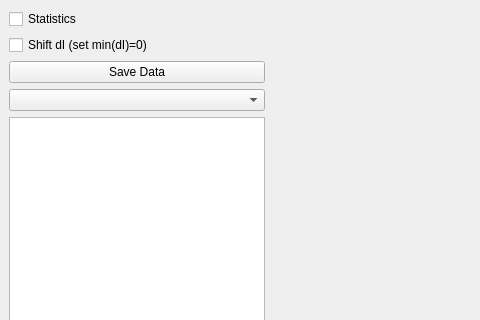
First picture: the form in GUI_STSviewer.ui, repository scholi/pyOmicron, before the edit; both pictures show x 0 to 480 and y 0 to 320 of the 1385 by 713 pixel window.
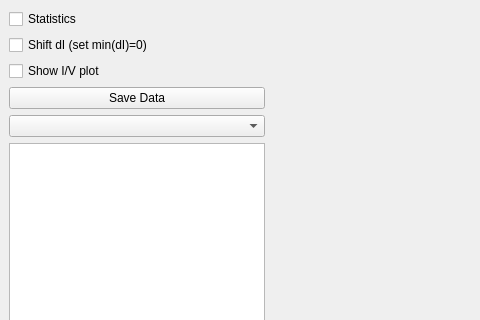
Second picture: the form after the edit. Custom widgets are drawn as their Qt base class.

Commit message: Add checkbox to hide useless I/V convolution plot

Patch:
```diff
--- a/GUI_STSviewer.ui
+++ b/GUI_STSviewer.ui
@@ -16,7 +16,7 @@
   <widget class="QWidget" name="centralwidget">
    <layout class="QHBoxLayout" name="horizontalLayout_2" stretch="0,0,0,0">
     <item>
-     <layout class="QVBoxLayout" name="verticalLayout" stretch="0,0,0,0,0,0">
+     <layout class="QVBoxLayout" name="verticalLayout" stretch="0,0,0,0,0,0,0">
       <property name="sizeConstraint">
        <enum>QLayout::SetDefaultConstraint</enum>
       </property>
@@ -34,6 +34,13 @@
         </property>
        </widget>
       </item>
+      <item>
+       <widget class="QCheckBox" name="DVplot">
+        <property name="text">
+         <string>Show I/V plot</string>
+        </property>
+       </widget>
+      </item>
       <item>
        <widget class="QPushButton" name="saveBT">
         <property name="text">
```
Left out of the diff: 2 changed lines with no effect on the pictures. The commit also changes 2 other files.
